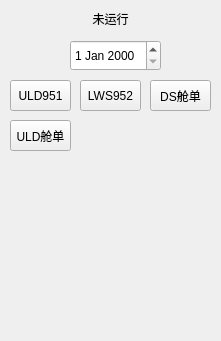
This is Interface/MS.ui in liuym5/MS as Qt 5 draws it before an edit. The edited form follows.
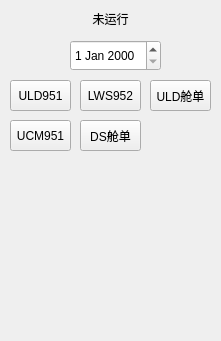
This is the edited form.

```diff
--- a/Interface/MS.ui
+++ b/Interface/MS.ui
@@ -57,8 +57,8 @@
   <widget class="QPushButton" name="ULDMnfstBtn">
    <property name="geometry">
     <rect>
-     <x>10</x>
-     <y>120</y>
+     <x>150</x>
+     <y>80</y>
      <width>61</width>
      <height>31</height>
     </rect>
@@ -70,8 +70,8 @@
   <widget class="QPushButton" name="DSMnfstBtn">
    <property name="geometry">
     <rect>
-     <x>150</x>
-     <y>80</y>
+     <x>80</x>
+     <y>120</y>
      <width>61</width>
      <height>31</height>
     </rect>
@@ -106,6 +106,19 @@
     <string>LWS952</string>
    </property>
   </widget>
+  <widget class="QPushButton" name="UCM951Btn">
+   <property name="geometry">
+    <rect>
+     <x>10</x>
+     <y>120</y>
+     <width>61</width>
+     <height>31</height>
+    </rect>
+   </property>
+   <property name="text">
+    <string>UCM951</string>
+   </property>
+  </widget>
  </widget>
  <resources/>
  <connections/>
```
